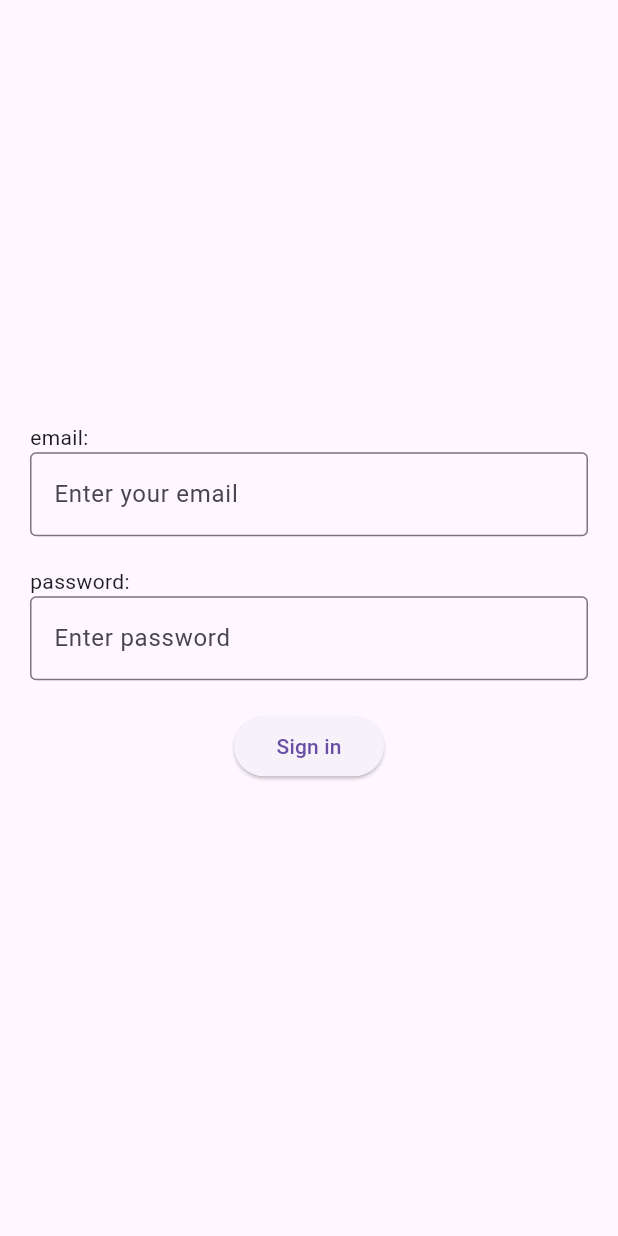
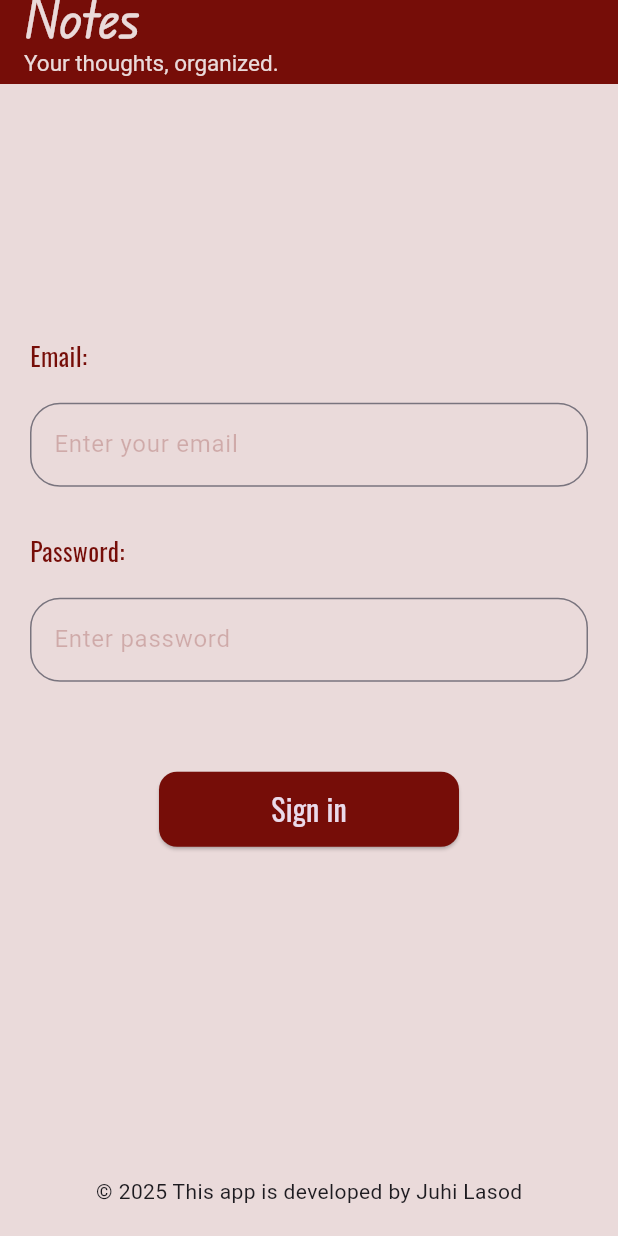
Before and after one commit to JuhiLasod/Notes-App, a Flutter app: the screen it shows after launch, on a phone screen of 412 x 824 dp. Run offline on Flutter 3.47's test engine with Material 3 defaults, Android fonts, the phone set to English and light mode, and no system bars.

Commit message:
sign-in ui done

```diff
--- /dev/null
+++ b/frontend/lib/screens/footer.dart
@@ -0,0 +1,18 @@
+import 'package:flutter/material.dart';
+
+class footer extends StatefulWidget{
+  @override
+  State<footer> createState()=> _Footer();
+}
+
+class _Footer extends State<footer>{
+  @override
+  Widget build (BuildContext context)
+  {
+    return Scaffold(
+      // height: 10,
+
+      bottomNavigationBar: Text(''),
+    );
+  }
+}
--- a/frontend/lib/screens/login.dart
+++ b/frontend/lib/screens/login.dart
@@ -1,5 +1,6 @@
 import 'package:flutter/material.dart';
 import './home.dart';
+// import './footer.dart';
 import 'package:http/http.dart' as http;
 import 'dart:convert';
 class login extends StatefulWidget{
@@ -31,7 +32,7 @@ class _LoginState extends State<login>
     }}
     catch(err)
     {
-      setState((){msg='noit okay';});
+      setState((){msg='Not able to Login! Please try again later.';});
     }
 
   }
@@ -39,55 +40,102 @@ class _LoginState extends State<login>
   Widget build(BuildContext context)
   {
     return Scaffold(
+      appBar: AppBar(
+        backgroundColor: Color.fromARGB(255, 118, 13, 8),
+        title:Padding(
+          padding: EdgeInsetsGeometry.fromLTRB(0, 0, 0, 10),
+          child: Column(
+
+            // mainAxisSize: MainAxisSize.min,
+            crossAxisAlignment: CrossAxisAlignment.start,
+
+            children: [
+              Text('Notes',style: TextStyle(color: const Color.fromARGB(255, 234, 218, 218),fontFamily: 'spaced',fontSize: 30,fontWeight: FontWeight.bold)),
+              Text('Your thoughts, organized.',style: TextStyle(color: const Color.fromARGB(255, 234, 218, 218),fontSize: 15))
+            ]
+          ),
+        ),
+
+      ),
+      backgroundColor: Color.fromARGB(255, 234, 218, 218),
       body:
             Padding(
               padding:EdgeInsets.all(20),
               child: Center(
+
                 child: Column(
                   mainAxisSize: MainAxisSize.min,
                   crossAxisAlignment: CrossAxisAlignment.start,
                   children:[
-                  Text('email:'),
+                  Padding(
+                    padding: EdgeInsets.fromLTRB(0,20,0,20),
+                    child:Text('Email:',style: TextStyle(fontFamily: 'basic',fontSize: 17,color: Color.fromARGB(255, 118, 13, 8)))
+                  ),
 
                   TextField(
                     controller: _controlleremail,
                     onChanged: (value){
                       setState((){email=_controlleremail.text;});
                     },
-                    decoration: const InputDecoration(
+                    decoration:  InputDecoration(
                       hintText: 'Enter your email ',
-                      border: OutlineInputBorder(),
+                      hintStyle: TextStyle(color: Color.fromARGB(255, 118, 13, 8).withAlpha(60),),
+                      border: OutlineInputBorder(
+                        borderRadius: BorderRadius.circular(20)
+                      ),
                     ),
                   ),
-                  const SizedBox(height: 20.0),
-                  Text('password:'),
-
+                  const SizedBox(height: 10.0),
+                  Padding(
+                    padding: EdgeInsets.fromLTRB(0,20,0,20),
+                    child:Text('Password:',style: TextStyle(fontFamily: 'basic',fontSize: 17,color: Color.fromARGB(255, 118, 13, 8))),
+                  ),
                   TextField(
                     controller: _controllerpass,
                     onChanged: (value){
                       setState((){pass=_controllerpass.text;});
                     },
-                    decoration: const InputDecoration(
+                    decoration:  InputDecoration(
                       hintText: 'Enter password ',
-                      border: OutlineInputBorder(),
+                      hintStyle: TextStyle(color: Color.fromARGB(255, 118, 13, 8).withAlpha(60)),
+                      border: OutlineInputBorder(
+                        borderRadius: BorderRadius.circular(20)
+                      ),
+
                     ),
                   ),
-                  const SizedBox(height: 20.0),
+                  const SizedBox(height: 10.0),
 
-                  Center(
-                    child: SizedBox(
-                      width: 100,
-                      child: ElevatedButton(
-                        onPressed: _handleLogin,
-                        child: Text('Sign in'),
+                  Padding(
+                    padding: EdgeInsetsGeometry.all(50),
+                    child: Center(
+                      child: SizedBox(
+                        width: 200,
+                        height: 50,
+                        child: ElevatedButton(
+                          onPressed: _handleLogin,
+                          style: ElevatedButton.styleFrom(
+                            backgroundColor: Color.fromARGB(255, 118, 13, 8),
+                            foregroundColor: Color.fromARGB(255, 234, 218, 62186),
+                            shape: RoundedRectangleBorder(borderRadius: BorderRadius.circular(12)),
+                            // shadowColor: Color.fromARGB(255, 118, 13, 8)
+                          ),
+                          child: Text('Sign in',style: TextStyle(fontSize: 20,fontFamily: 'basic')),
+
+                        ),
                       ),
                     ),
                   ),
-                  Text(msg)
+                  Center(child:Text(msg,style: TextStyle(fontSize:15, color: Color.fromARGB(255, 118, 13, 8),))),
+
+                  // footer()
                   ]
                   ),
-                )
-              )
+                ),
+
+              ),
+              // bottomNavigationBar: footer(),
+              bottomNavigationBar: Row(mainAxisAlignment: MainAxisAlignment.center, children:[ Padding(padding: EdgeInsets.fromLTRB(0, 0, 0, 20), child: Text('©️ 2025 This app is developed by Juhi Lasod'))]),
         );
   }
 }
```
Also changed, not shown: frontend/pubspec.yaml (+10 -13 lines), frontend/assets/fonts/basic.ttf (added), frontend/assets/fonts/spaced.ttf (added).
